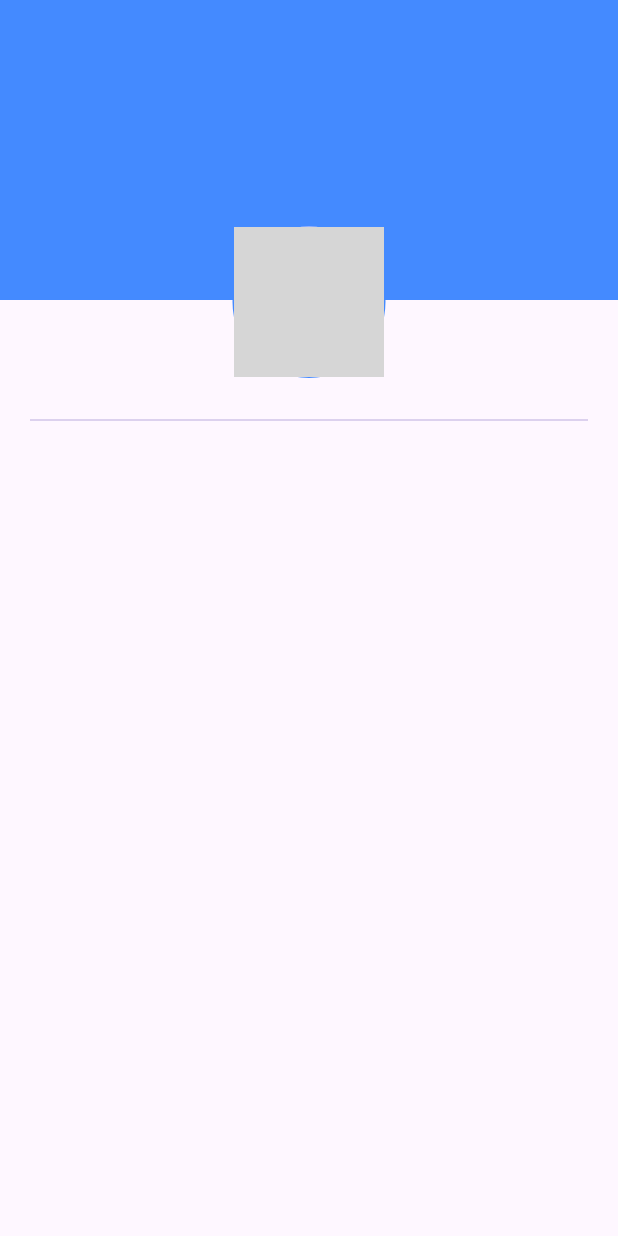
After one commit to Steven3004/Tugas_Kelompok_PAB_IF31, a Flutter app: the HomeScreen screen opened directly, after a tap on "Profil", on a phone screen of 412 x 824 dp. The commit adds this screen. Run offline on Flutter 3.47's test engine with Material 3 defaults, Android fonts, the phone set to English and light mode, and no system bars; our stand-ins replace shared_preferences; accounts and stored records are empty; grey boxes are pictures that could not be loaded.

Commit message:
profile_screen belum fix

```diff
--- a/projek_uas/lib/screen/home_screen.dart
+++ b/projek_uas/lib/screen/home_screen.dart
@@ -1,4 +1,5 @@
 import 'package:flutter/material.dart';
+import 'package:projek_uas/screen/profile_screen.dart';
 import 'package:shared_preferences/shared_preferences.dart';
 import 'sign_in_screen.dart';
 import 'detail_screen.dart';
@@ -90,6 +91,22 @@ class _HomeScreenState extends State<HomeScreen> {
                 );
               },
             ),
+            const SizedBox(height: 16),
+            ElevatedButton.icon(
+              icon: const Icon(Icons.person),
+              label: const Text('Profil'),
+              onPressed: (){
+                Navigator.push(
+                  context,
+                  MaterialPageRoute(
+                    builder: (_) => const ProfileScreen(),
+                    ),
+                  );
+              },
+
+              ),
+
+
           ],
         ),
       ),
--- /dev/null
+++ b/projek_uas/lib/screen/profile_screen.dart
@@ -0,0 +1,63 @@
+import 'package:flutter/material.dart';
+
+class ProfileScreen extends StatefulWidget {
+  const ProfileScreen({super.key});
+
+  @override
+  State<ProfileScreen> createState() => _ProfileScreenState();
+}
+
+class _ProfileScreenState extends State<ProfileScreen> {
+  bool isSignedIn = false;
+  String fullName = '';
+  String email = '';
+
+  void logout (){
+    setState(() {
+      isSignedIn = !isSignedIn;
+    });
+  }
+
+  @override
+  Widget build(BuildContext context) {
+    return Scaffold(
+      body: Stack(
+        children: [
+          Container(
+            height: 200, width: double.infinity, color: Colors.blueAccent,
+          ),
+          Padding(
+            padding: const EdgeInsets.symmetric(horizontal: 20),
+            child: Column(
+              children: [
+                Padding(
+                  padding: const EdgeInsets.only(top: 200 - 50),
+                  child: Stack(
+                    children: [
+                      Container(
+                        decoration: BoxDecoration(
+                          border: Border.all(color: Colors.blueAccent),
+                          shape: BoxShape.circle,
+                        ),
+                        child: CircleAvatar(
+                          radius: 50,
+                          backgroundImage: AssetImage('images/placeholder_image.png')
+                        ),
+                      ),
+                      if(isSignedIn)
+                      IconButton(onPressed: () {},
+                      icon: Icon(Icons.camera_alt, color: const Color.fromARGB(255, 17, 15, 15),),),
+                    ],
+                  ),
+                ),
+                SizedBox(height: 20),
+                Divider(color: Colors.deepPurple[100],)
+              ],
+            ),
+            )
+        ],
+      ),
+    );
+  }
+
+}
```
Also changed, not shown: projek_uas/assets/images/placeholder_image.png (added).
